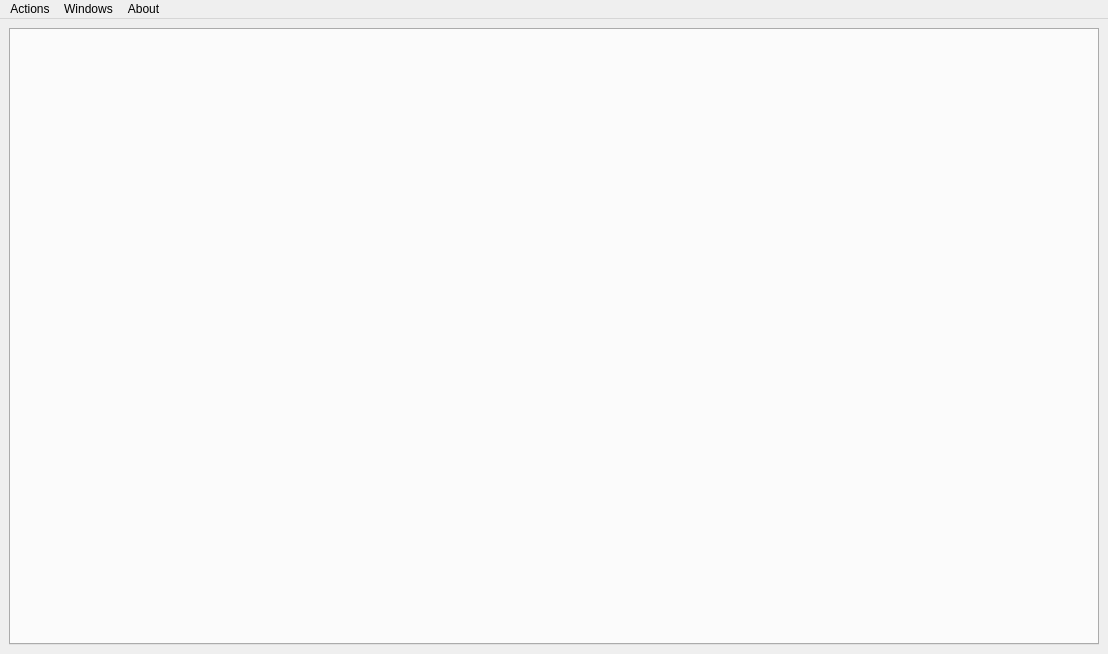
Before: the Qt Designer form src/spool/ui/spool.ui in pyrocko/kite, drawn with Qt 5.
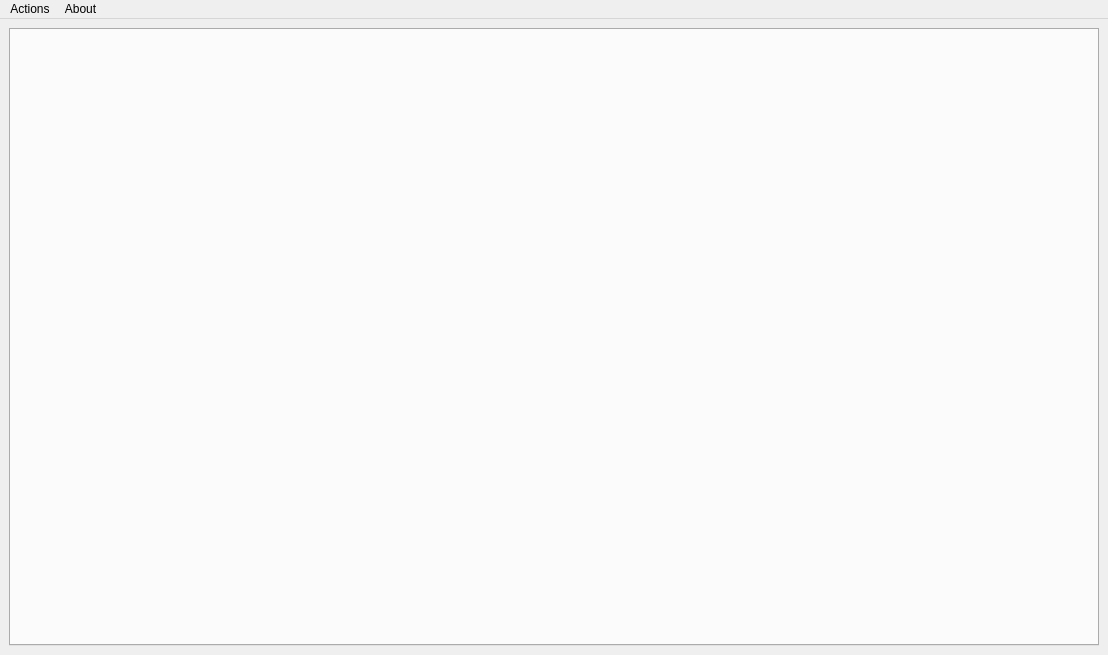
After: the same form once the commit is applied.

Diff of the .ui file:
```diff
--- a/src/spool/ui/spool.ui
+++ b/src/spool/ui/spool.ui
@@ -7,7 +7,7 @@
     <x>0</x>
     <y>0</y>
     <width>1108</width>
-    <height>654</height>
+    <height>655</height>
    </rect>
   </property>
   <property name="sizePolicy">
@@ -72,11 +72,6 @@
     </property>
     <addaction name="actionExit"/>
    </widget>
-   <widget class="QMenu" name="menuWindows">
-    <property name="title">
-     <string>Windows</string>
-    </property>
-   </widget>
    <widget class="QMenu" name="menuAbout">
     <property name="title">
      <string>About</string>
@@ -85,7 +80,6 @@
     <addaction name="actionAbout_Spool"/>
    </widget>
    <addaction name="menuActions"/>
-   <addaction name="menuWindows"/>
    <addaction name="menuAbout"/>
   </widget>
   <action name="actionExit">
```
